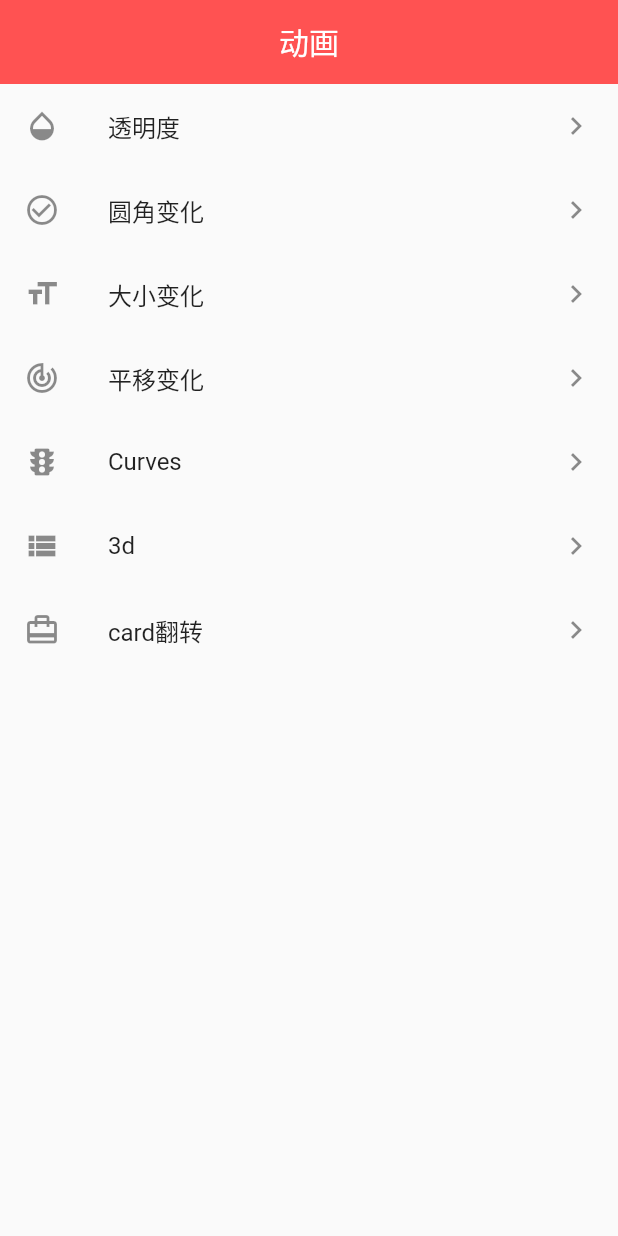
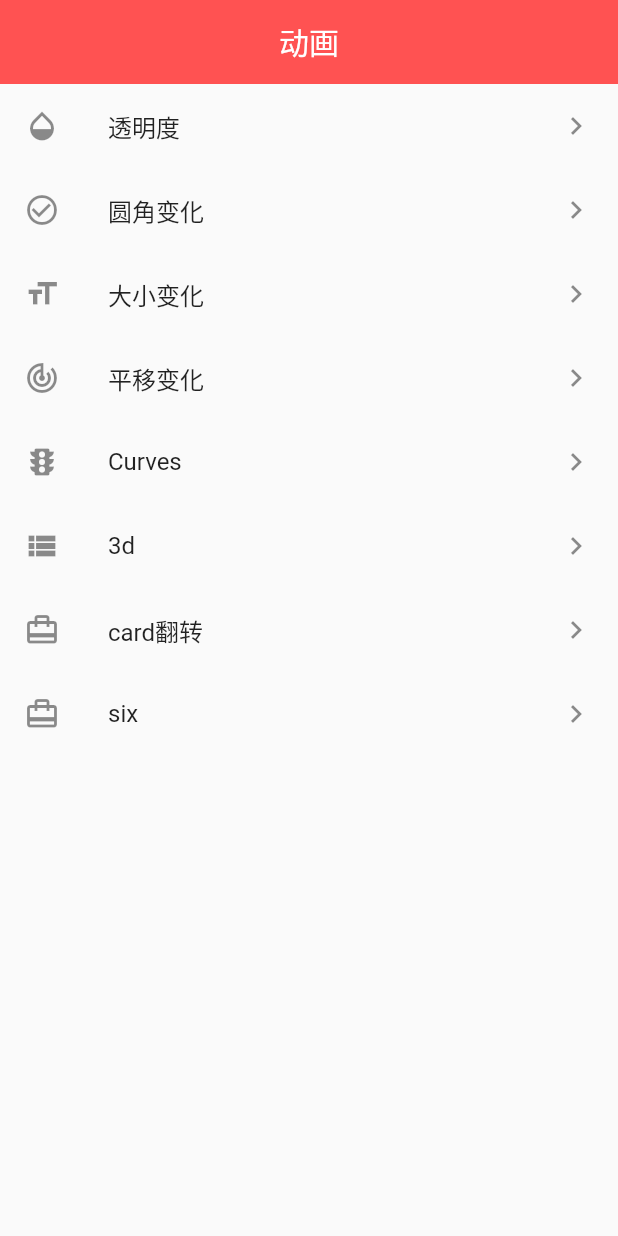
Before and after one commit to hsir05/flutter_animation, a Flutter app: the screen it shows after launch, on a phone screen of 412 x 824 dp. Run offline on Flutter 3.47's test engine with Material 2 defaults, Android fonts, the phone set to English and light mode, and no system bars; our stand-ins replace fluro; statements that could not run were skipped.

Commit message:
添加路由

```diff
--- a/lib/index_page.dart
+++ b/lib/index_page.dart
@@ -40,6 +40,7 @@ class _IndexPageState extends State<IndexPage> {
                 _listItem('Curves', Icons.traffic,  '/curves'),
                 _listItem('3d', Icons.view_list,  '/threeD'),
                 _listItem('card翻转', Icons.card_travel,  '/card'),
+                _listItem('six', Icons.card_travel,  '/six'),
             ],
           )
           );
```
